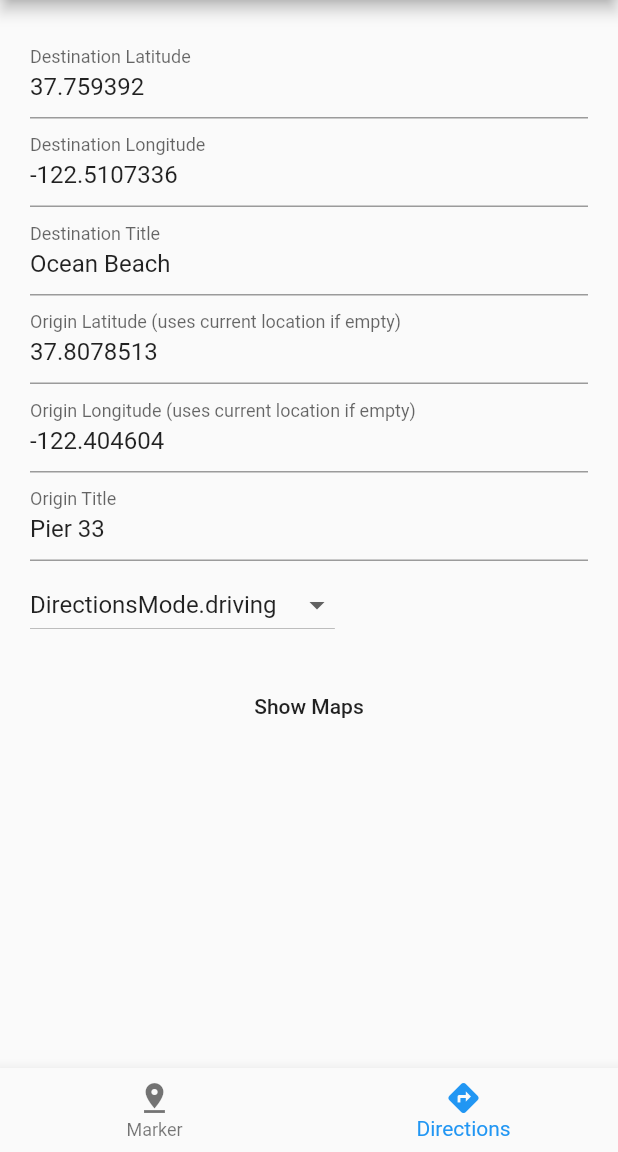
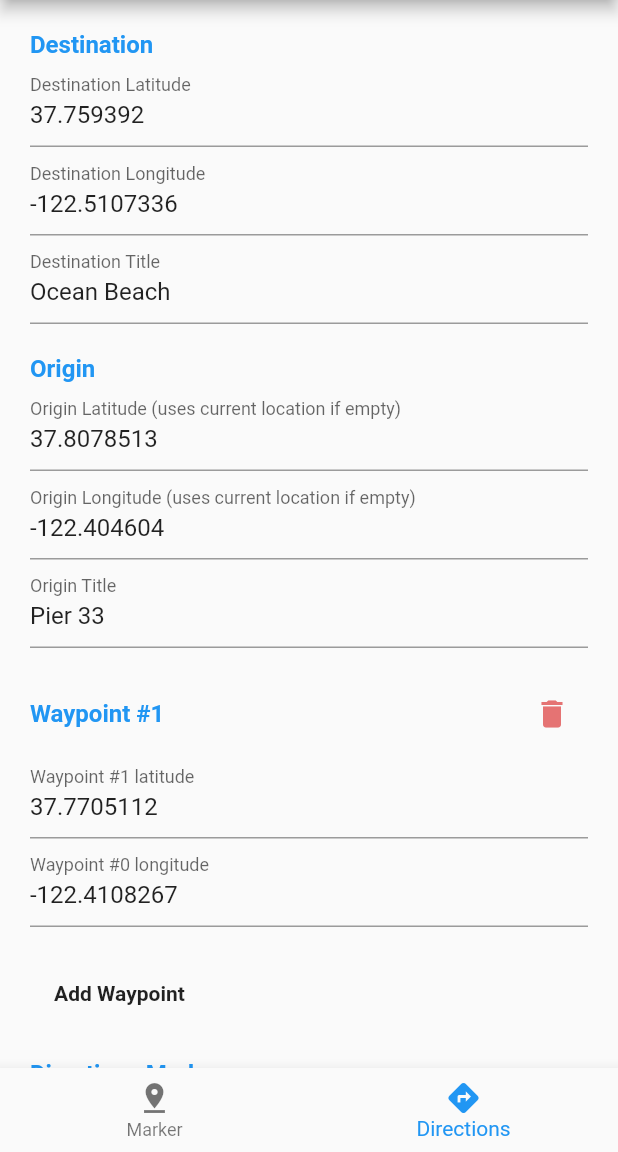
Before and after one commit to mattermoran/map_launcher, a Flutter app: the screen it shows after launch, item 2 of the bottom bar chosen, on a phone screen of 412 x 824 dp, the part 84-1236 px from its top. Run offline on Flutter 3.47's test engine with Material 2 defaults, Android fonts, the phone set to English and light mode, and no system bars; our stand-ins replace flutter_svg.

Commit message:
add waypoints for google maps

```diff
--- a/example/lib/show_directions.dart
+++ b/example/lib/show_directions.dart
@@ -18,14 +18,23 @@ class _ShowDirectionsState extends State<ShowDirections> {
   double originLongitude = -122.404604;
   String originTitle = 'Pier 33';
 
+  // List<Coords> waypoints = [];
+  List<Coords> waypoints = [
+    Coords(37.7705112, -122.4108267),
+    // Coords(37.6988984, -122.4830961),
+    // Coords(37.7935754, -122.483654),
+  ];
+
   DirectionsMode directionsMode = DirectionsMode.driving;
 
   @override
   Widget build(BuildContext context) {
-    return Padding(
-      padding: const EdgeInsets.all(20.0),
+    return SingleChildScrollView(
+      child: Padding(
+        padding: const EdgeInsets.symmetric(horizontal: 20.0),
         child: Column(
           children: <Widget>[
+            FormTitle('Destination'),
             TextFormField(
               autocorrect: false,
               autovalidate: false,
@@ -59,6 +68,7 @@ class _ShowDirectionsState extends State<ShowDirections> {
                 });
               },
             ),
+            FormTitle('Origin'),
             TextFormField(
               autocorrect: false,
               autovalidate: false,
@@ -96,7 +106,15 @@ class _ShowDirectionsState extends State<ShowDirections> {
                 });
               },
             ),
-          SizedBox(height: 5),
+            WaypointsForm(
+              waypoints: waypoints,
+              onWaypointsUpdated: (updatedWaypoints) {
+                setState(() {
+                  waypoints = updatedWaypoints;
+                });
+              },
+            ),
+            FormTitle('Directions Mode'),
             Container(
               alignment: Alignment.centerLeft,
               child: DropdownButton(
@@ -121,11 +139,14 @@ class _ShowDirectionsState extends State<ShowDirections> {
                   context: context,
                   onMapTap: (map) {
                     map.showDirections(
-                    destination:
-                        Coords(destinationLatitude, destinationLongitude),
+                      destination: Coords(
+                        destinationLatitude,
+                        destinationLongitude,
+                      ),
                       destinationTitle: destinationTitle,
                       origin: Coords(originLatitude, originLongitude),
                       originTitle: originTitle,
+                      waypoints: waypoints,
                       directionsMode: directionsMode,
                     );
                   },
@@ -135,6 +156,116 @@ class _ShowDirectionsState extends State<ShowDirections> {
             )
           ],
         ),
+      ),
     );
   }
 }
+
+class FormTitle extends StatelessWidget {
+  final String title;
+  final Widget trailing;
+
+  FormTitle(this.title, {this.trailing});
+
+  @override
+  Widget build(BuildContext context) {
+    return Column(
+      crossAxisAlignment: CrossAxisAlignment.start,
+      children: [
+        SizedBox(height: 20),
+        Row(
+          children: [
+            Text(
+              title,
+              style: TextStyle(
+                fontSize: 16,
+                fontWeight: FontWeight.w600,
+                color: Colors.blue,
+              ),
+            ),
+            Spacer(),
+            if (trailing != null) trailing,
+          ],
+        ),
+      ],
+    );
+  }
+}
+
+class WaypointsForm extends StatelessWidget {
+  final List<Coords> waypoints;
+  final void Function(List<Coords> waypoints) onWaypointsUpdated;
+
+  WaypointsForm({@required this.waypoints, @required this.onWaypointsUpdated});
+
+  void updateWaypoint(Coords waypoint, int index) {
+    final tempWaypoints = [...waypoints];
+    tempWaypoints[index] = waypoint;
+    onWaypointsUpdated(tempWaypoints);
+  }
+
+  @override
+  Widget build(BuildContext context) {
+    return Column(
+      children: [
+        ...waypoints.map((waypoint) {
+          final waypointIndex = waypoints.indexOf(waypoint);
+          return [
+            FormTitle(
+              'Waypoint #${waypointIndex + 1}',
+              trailing: IconButton(
+                icon: Icon(Icons.delete, color: Colors.red[300]),
+                onPressed: () {
+                  onWaypointsUpdated([...waypoints]..removeAt(waypointIndex));
+                },
+              ),
+            ),
+            TextFormField(
+              autocorrect: false,
+              autovalidate: false,
+              decoration: InputDecoration(
+                labelText: 'Waypoint #${waypointIndex + 1} latitude',
+              ),
+              initialValue: waypoint.latitude.toString(),
+              onChanged: (newValue) {
+                updateWaypoint(
+                  Coords(double.tryParse(newValue), waypoint.longitude),
+                  waypointIndex,
+                );
+              },
+            ),
+            TextFormField(
+              autocorrect: false,
+              autovalidate: false,
+              decoration: InputDecoration(
+                labelText: 'Waypoint #$waypointIndex longitude',
+              ),
+              initialValue: waypoint.longitude.toString(),
+              onChanged: (newValue) {
+                updateWaypoint(
+                  Coords(waypoint.latitude, double.tryParse(newValue)),
+                  waypointIndex,
+                );
+              },
+            ),
+          ];
+        }).expand((element) => element),
+        SizedBox(height: 20),
+        Row(children: [
+          MaterialButton(
+            child: Text(
+              'Add Waypoint',
+              style: TextStyle(
+                // color: Colors.blue,
+                fontWeight: FontWeight.w600,
+              ),
+            ),
+            onPressed: () {
+              onWaypointsUpdated([...waypoints]..add(Coords(0, 0)));
+            },
+          ),
+        ]),
+      ],
+    );
+  }
+}
--- a/lib/src/directions_url.dart
+++ b/lib/src/directions_url.dart
@@ -11,25 +11,10 @@ String getMapDirectionsUrl({
   @required Coords origin,
   @required String originTitle,
   @required DirectionsMode directionsMode,
+  @required List<Coords> waypoints,
 }) {
   switch (mapType) {
     case MapType.google:
-      if (Platform.isIOS) {
-        return Utils.buildUrl(
-          url: 'comgooglemaps://',
-          queryParams: {
-            'daddr': '${destination.latitude},${destination.longitude}',
-            'saddr': Utils.nullOrValue(
-              origin,
-              '${origin?.latitude},${origin?.longitude}',
-            ),
-            // google maps is very inconsistent about their default
-            // between platforms so fallback to .driving
-            'directionsmode': Utils.enumToString(directionsMode),
-          },
-        );
-      }
-
       return Utils.buildUrl(
         url: 'https://www.google.com/maps/dir/',
         queryParams: {
@@ -39,8 +24,9 @@ String getMapDirectionsUrl({
             origin,
             '${origin?.latitude},${origin?.longitude}',
           ),
-          // google maps is very inconsistent about their default
-          // between platforms so fallback to .driving
+          'waypoints': waypoints
+              ?.map((coords) => '${coords.latitude},${coords.longitude}')
+              ?.join('|'),
           'travelmode': Utils.enumToString(directionsMode),
         },
       );
--- a/lib/src/map_launcher.dart
+++ b/lib/src/map_launcher.dart
@@ -65,6 +65,7 @@ class MapLauncher {
     String destinationTitle,
     Coords origin,
     String originTitle,
+    List<Coords> waypoints,
     DirectionsMode directionsMode = DirectionsMode.driving,
   }) async {
     final url = getMapDirectionsUrl(
@@ -73,6 +74,7 @@ class MapLauncher {
       destinationTitle: destinationTitle,
       origin: origin,
       originTitle: originTitle,
+      waypoints: waypoints,
       directionsMode: directionsMode,
     );
 
--- a/lib/src/models.dart
+++ b/lib/src/models.dart
@@ -68,6 +68,7 @@ class AvailableMap {
     String destinationTitle,
     Coords origin,
     String originTitle,
+    List<Coords> waypoints,
     DirectionsMode directionsMode,
   }) {
     return MapLauncher.showDirections(
@@ -76,6 +77,7 @@ class AvailableMap {
       destinationTitle: destinationTitle,
       origin: origin,
       originTitle: originTitle,
+      waypoints: waypoints,
       directionsMode: directionsMode,
     );
   }
--- a/pubspec.yaml
+++ b/pubspec.yaml
@@ -1,6 +1,6 @@
 name: map_launcher
 description: Map Launcher is a flutter plugin to find available maps installed on a device and launch them with a marker or show directions.
-version: 0.10.0
+version: 0.11.0
 homepage: https://github.com/mattermoran/map_launcher
 
 environment:
```
Also changed, not shown: 2 other files. Lines whose indentation alone changed are shown as unchanged.
